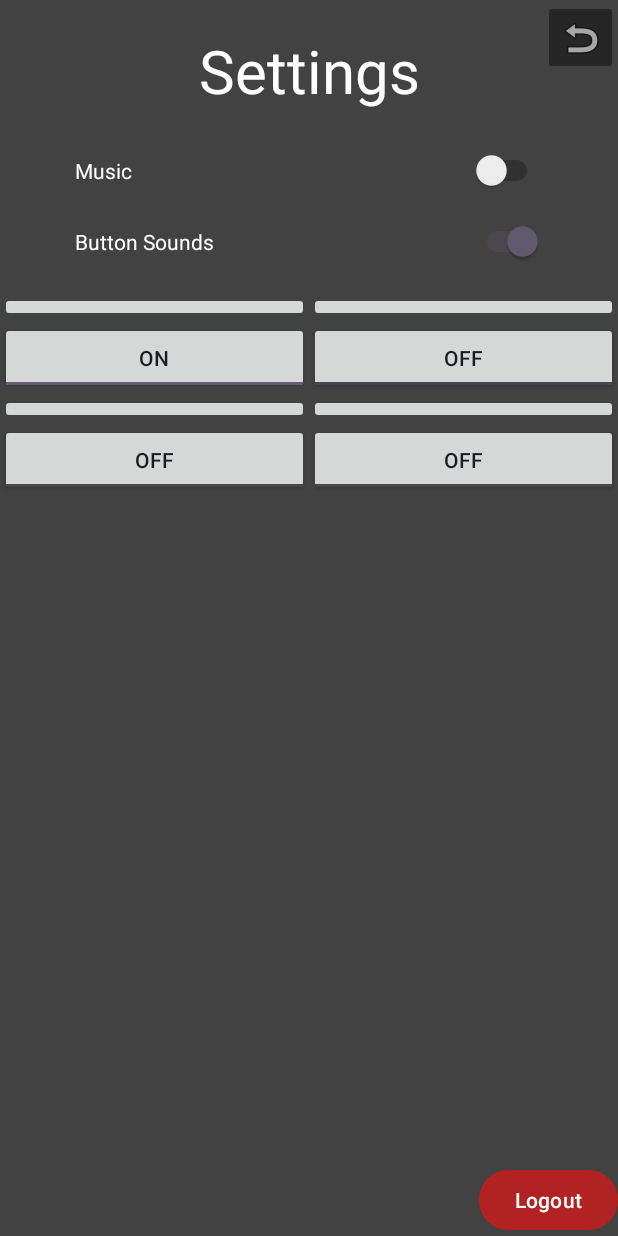
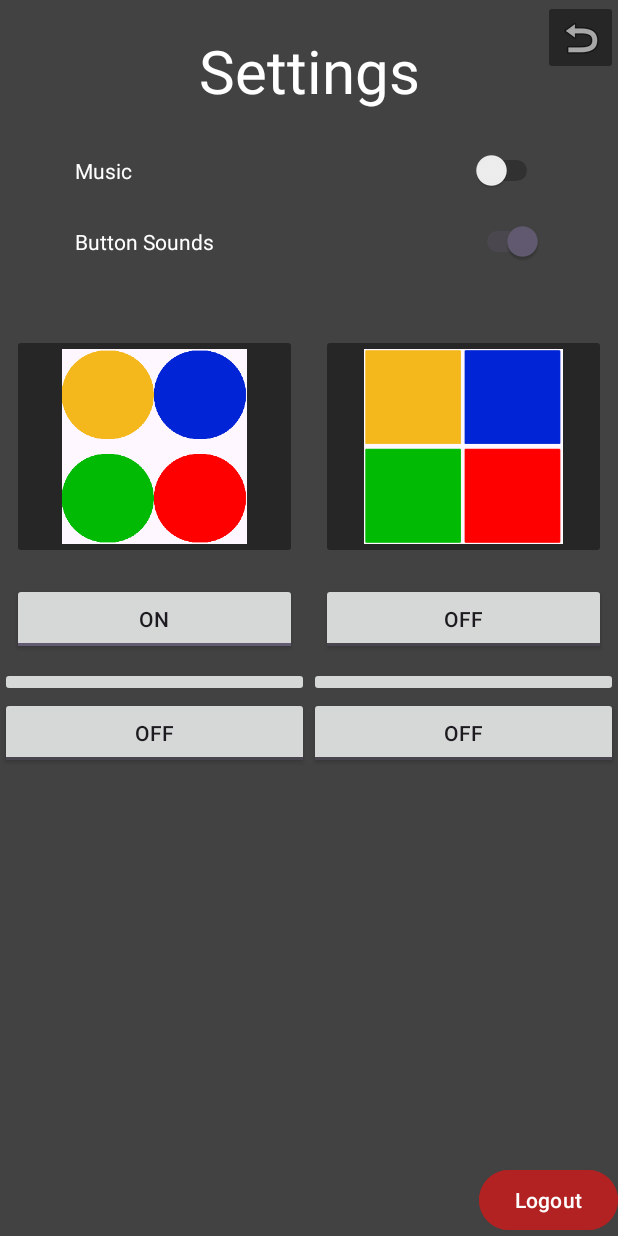
Before and after one commit to amitwallner25/simon_says, an Android app: the Settings screen opened directly, with no data from a screen before it, on a phone screen of 412 x 824 dp. Run offline under Robolectric (Android 15) with nearby library versions, the phone set to English and light mode, and no system bars; 1 statement that could not run was skipped.

Commit message:
fixed 2 of the pictures in the settings

```diff
--- a/app/src/main/res/layout/activity_settings.xml
+++ b/app/src/main/res/layout/activity_settings.xml
@@ -70,21 +70,28 @@
             <LinearLayout
                 android:layout_width="match_parent"
                 android:layout_height="wrap_content"
+                android:layout_marginTop="20dp"
                 android:orientation="horizontal">
 
                 <ImageButton
                     android:id="@+id/default_saimonSays_layout"
-                    android:layout_width="wrap_content"
-                    android:layout_height="wrap_content"
+                    android:layout_width="0dp"
+                    android:layout_height="150dp"
+                    android:layout_margin="8dp"
                     android:layout_weight="1"
-                    tools:srcCompat="@tools:sample/avatars" />
+                    android:backgroundTint="@color/cardcolor"
+                    android:scaleType="fitCenter"
+                    app:srcCompat="@drawable/default_design_saimonsays" />
 
                 <ImageButton
                     android:id="@+id/scecondDesign_saimonSays_layout"
-                    android:layout_width="wrap_content"
-                    android:layout_height="wrap_content"
+                    android:layout_width="0dp"
+                    android:layout_height="150dp"
+                    android:layout_margin="8dp"
                     android:layout_weight="1"
-                    tools:srcCompat="@tools:sample/avatars" />
+                    android:backgroundTint="@color/cardcolor"
+                    android:scaleType="fitCenter"
+                    app:srcCompat="@drawable/scecond_design_saimonsays" />
             </LinearLayout>
             <LinearLayout
                 android:layout_width="match_parent"
@@ -93,17 +100,19 @@
 
                 <ToggleButton
                     android:id="@+id/default_saimonSays_ToggleButton"
-                    android:layout_width="wrap_content"
+                    android:layout_width="0dp"
                     android:layout_height="wrap_content"
+                    android:layout_margin="8dp"
                     android:layout_weight="1"
-                    android:text="ToggleButton" />
+                    android:text="Default Design" />
 
                 <ToggleButton
                     android:id="@+id/scecondDesign_saimonSays_ToggleButton"
-                    android:layout_width="wrap_content"
+                    android:layout_width="0dp"
                     android:layout_height="wrap_content"
+                    android:layout_margin="8dp"
                     android:layout_weight="1"
-                    android:text="ToggleButton" />
+                    android:text="Second Design" />
             </LinearLayout>
 
             <LinearLayout
```
Also changed, not shown: app/src/main/res/drawable/default_design_saimonsays.png (added), app/src/main/res/drawable/scecond_design_saimonsays.png (renamed from app/src/main/res/drawable/fragment_2_design.png).
